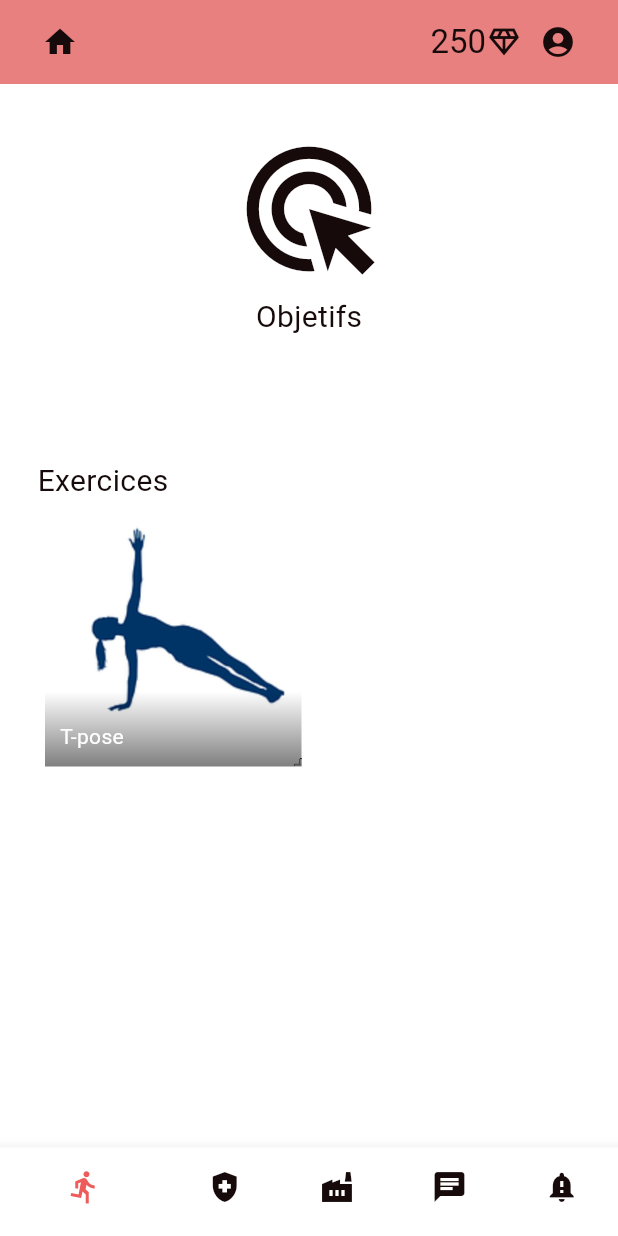
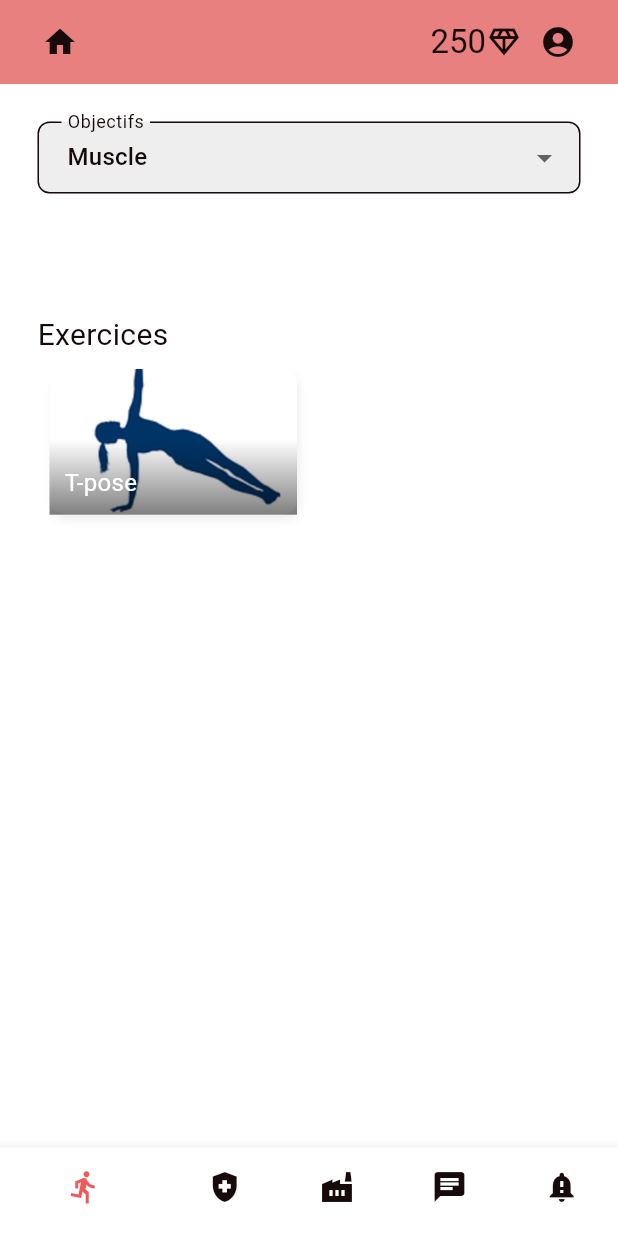
Before and after one commit to NoahFraiture/Starthack24, a Flutter app: the SportPage screen opened directly, on a phone screen of 412 x 824 dp. Run offline on Flutter 3.47's test engine with Material 3 defaults, Android fonts, the phone set to English and light mode, and no system bars; our stand-ins replace pedometer, timer_count_down; missing offline and left inert: flutter_activity_recognition.

Commit message:
better sports and fix gougouttes

```diff
--- a/bellcoach/lib/page/sport_page.dart
+++ b/bellcoach/lib/page/sport_page.dart
@@ -44,59 +44,79 @@ class _SportPage extends State<SportPage> {
           child: Column(crossAxisAlignment: CrossAxisAlignment.start, children: [
             Center(
               child: Column(
+                mainAxisAlignment:
+                    MainAxisAlignment.center, // Center both vertically and horizontally
                 children: [
-                  IconButton(
-                    onPressed: () {
-                      showDialog(
-                          context: context,
-                          builder: (BuildContext context) {
-                            return AlertDialog(
-                              title: const Text('Change your objective'),
-                              content: DropdownMenu(
-                                initialSelection: UserCustom.sportCategory,
-                                onSelected: (value) {
+                  DropdownButtonFormField<SportCategory>(
+                    // Use DropdownButtonFormField for better styling
+                    value: UserCustom.sportCategory,
+                    icon: const Icon(Icons.arrow_drop_down), // More intuitive dropdown icon
+                    iconSize: 24, // Adjust icon size as needed
+                    items: SportCategory.values.map((sportCategory) {
+                      return DropdownMenuItem<SportCategory>(
+                        value: sportCategory,
+                        child: Text(UserCustom.sportCategoryToString(sportCategory)),
+                      );
+                    }).toList(),
+                    onChanged: (newSportCategory) {
                       setState(() {
-                                    UserCustom.sportCategory = value!;
+                        UserCustom.sportCategory = newSportCategory!;
                       });
                     },
-                                dropdownMenuEntries: [
-                                  for (SportCategory sportCategory in SportCategory.values)
-                                    DropdownMenuEntry(
-                                      value: sportCategory,
-                                      label: UserCustom.sportCategoryToString(sportCategory),
-                                    )
-                                ],
+                    decoration: InputDecoration(
+                      // Customize dropdown button appearance
+                      labelText: 'Objectifs', // Use a clear label for accessibility and guidance
+                      filled: true, // Add a subtle fill color
+                      fillColor: Colors.grey[200], // Adjust fill color if desired
+                      contentPadding: const EdgeInsets.symmetric(
+                          horizontal: 16.0, vertical: 8.0), // Adjust padding
+                      border: OutlineInputBorder(
+                        borderRadius: BorderRadius.circular(8.0), // Rounded corners
+                        borderSide: BorderSide(color: Colors.grey[400]!), // Lighter border
                       ),
-                            );
-                          });
-                    },
-                    icon: const Icon(Icons.ads_click),
-                    iconSize: 100,
                     ),
-                  const Text("Objetifs", style: TextStyle(fontSize: 20)),
+                  ),
                 ],
               ),
             ),
             const SizedBox(height: 80),
             const Text("Exercices", style: TextStyle(fontSize: 20)),
             Expanded(
-              child: GridView.count(crossAxisCount: 2, children: [
+              child: GridView.count(
+                crossAxisCount: 2,
+                childAspectRatio: 1.6, // Adjust aspect ratio for a more pleasing layout (optional)
+                children: [
                   for (Exercice exercice in exercices)
                     if (exercice.category == UserCustom.sportCategory)
-                    Container(
-                        margin: const EdgeInsets.all(5),
-                        child: GestureDetector(
+                      InkWell(
+                        // Use InkWell for a more natural tap feedback
                         onTap: () => Navigator.push(
                           context,
                           PageRouteBuilder(
                             pageBuilder: (context, animation1, animation2) =>
                                 TimerPage(exercice: exercice),
-                                  transitionDuration: Duration.zero)),
-                          child: Stack(children: [
-                            Container(
+                            transitionDuration: Duration.zero,
+                          ),
+                        ),
+                        child: Container(
+                          margin: const EdgeInsets.all(8.0), // Adjust margin for spacing
                           decoration: BoxDecoration(
-                                    image:
-                                        DecorationImage(image: AssetImage(exercice.picturePath)))),
+                            borderRadius: BorderRadius.circular(10.0), // Rounded corners
+                            boxShadow: [
+                              // Add subtle shadow for depth
+                              BoxShadow(
+                                color: Colors.grey[300]!.withOpacity(0.5),
+                                offset: const Offset(2.0, 4.0), // Adjust shadow offset
+                                blurRadius: 4.0, // Adjust shadow blur
+                              ),
+                            ],
+                            image: DecorationImage(
+                              image: AssetImage(exercice.picturePath),
+                              fit: BoxFit.cover, // Ensure image covers the container
+                            ),
+                          ),
+                          child: Stack(
+                            children: [
                               Align(
                                 alignment: Alignment.bottomCenter,
                                 child: Container(
@@ -107,17 +127,27 @@ class _SportPage extends State<SportPage> {
                                       begin: Alignment.topCenter,
                                       end: Alignment.bottomCenter,
                                       colors: [Colors.transparent, Colors.black.withOpacity(0.5)],
-                                    )))),
+                                    ),
+                                  ),
+                                ),
+                              ),
                               Positioned(
                                 bottom: 10.0,
                                 left: 10.0,
                                 child: Text(
                                   exercice.name,
-                                  style: const TextStyle(color: Colors.white),
-                                ))
-                          ]),
-                        ))
-              ]),
+                                  style: const TextStyle(
+                                    color: Colors.white,
+                                    fontSize: 16.0, // Adjust font size
+                                  ),
+                                ),
+                              ),
+                            ],
+                          ),
+                        ),
+                      ),
+                ],
+              ),
             ),
           ])),
       bottomNavigationBar: const BottomBarCustom(pageID: PageID.running),
```
Also changed, not shown: bellcoach/lib/page/health_page.dart (+6 -6 lines). Lines whose indentation alone changed are shown as unchanged.
